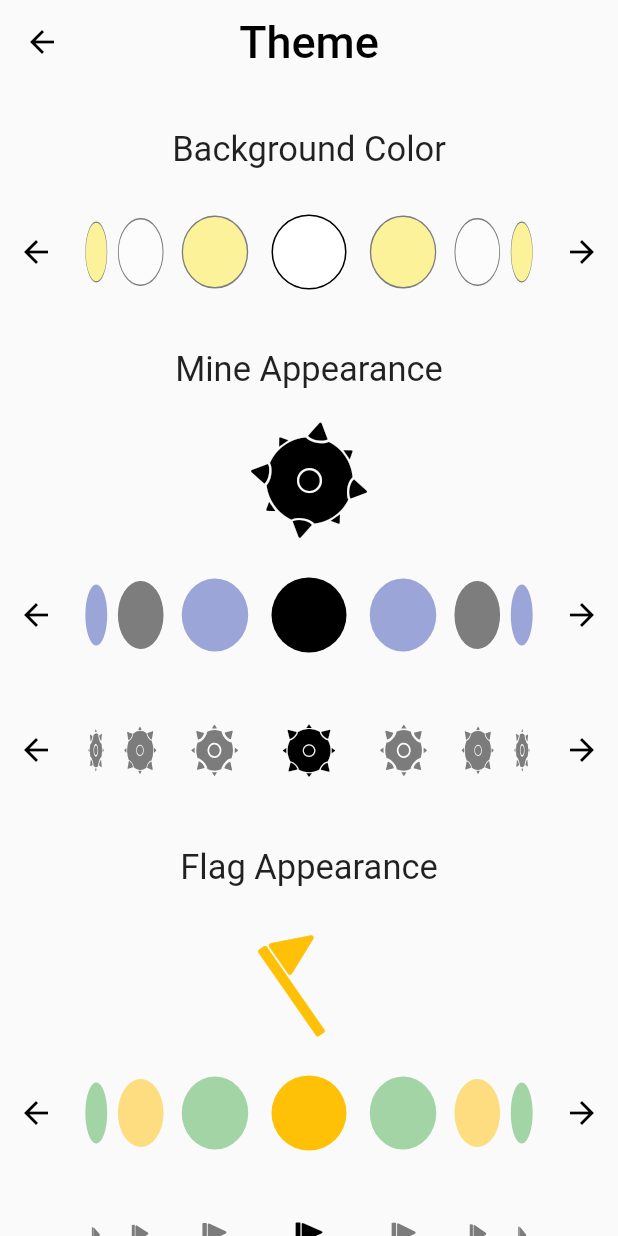
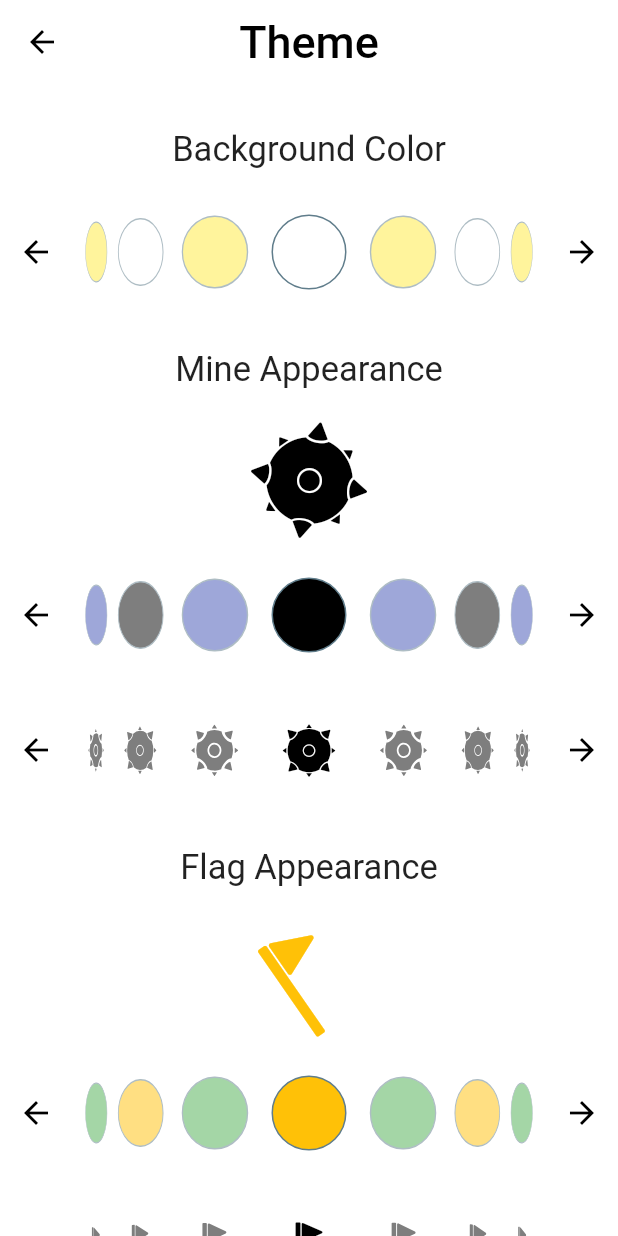
Before and after one commit to hman-coder/flutter_minesweeper, a Flutter app: the MainMenuUI screen opened by its route, after a tap on "Theme", on a phone screen of 412 x 824 dp. Run offline on Flutter 3.47's test engine with Material 2 defaults, Android fonts, the phone set to English and light mode, and no system bars; our stand-ins replace audioplayers, equatable, flutter_bloc, google_fonts, sqflite; accounts and stored records are empty; generated files the repository leaves out were written again; Roboto replaces fonts that are missing (Electrolize).

Commit message:
MinesweeperTheme feature done + improvements.
MinesweeperTheme feature:
* Finished migrating MinesweeperThemeBloc from Cubit to Bloc.
* themes.dart changed from a barrel to a 1-method file.
* Adjusted themes_ui.dart according to changes in bloc.

equatable implementation:
* Implemented equatables in states, events, and minseweeper_theme.dart.

bloc_observer.dart:
* Created bloc_observer.dart.

colors.dart:
* Removed isDark Color extension .
* Made kcDarkBackgroundColors public instead of package-private

main.dart:
* Accommodated previous changes.

```diff
--- a/lib/bloc/minesweeper_theme/minesweeper_theme_event.dart
+++ b/lib/bloc/minesweeper_theme/minesweeper_theme_event.dart
@@ -1,19 +1,26 @@
+import 'package:equatable/equatable.dart';
 import 'package:flutter/material.dart';
 import 'package:minesweeper_flutter/model/minesweeper_theme.dart';
 
-abstract class MinesweeperThemeEvent {}
+abstract class MinesweeperThemeEvent implements Equatable {
+  bool get stringify => true;
+}
 
 class ReloadEvent extends MinesweeperThemeEvent {
-
+  @override
+  List<Object?> get props => [];
 }
 
 class BackgroundColorChangeEvent extends MinesweeperThemeEvent {
   final Color color;
 
   BackgroundColorChangeEvent(this.color);
+
+  @override
+  List<Object?> get props => [color];
 }
 
-class FlagThemeChangeEvent extends MinesweeperThemeEvent{
+class FlagThemeChangeEvent extends MinesweeperThemeEvent {
   final Color? color;
 
   final IconData? icon;
@@ -21,9 +28,12 @@ class FlagThemeChangeEvent extends MinesweeperThemeEvent{
   FlagThemeChangeEvent({this.color, this.icon})
       : assert(color != null || icon != null,
             "You must provide either a color or an icon in a theme change event");
+
+  @override
+  List<Object?> get props => [color, icon];
 }
 
-class MineThemeChangeEvent extends MinesweeperThemeEvent{
+class MineThemeChangeEvent extends MinesweeperThemeEvent {
   final Color? color;
 
   final IconData? icon;
@@ -31,9 +41,12 @@ class MineThemeChangeEvent extends MinesweeperThemeEvent{
   MineThemeChangeEvent({this.color, this.icon})
       : assert(color != null || icon != null,
             "You must provide either a color or an icon in a theme change event");
+
+  @override
+  List<Object?> get props => [color, icon];
 }
 
-class TileThemeChangeEvent extends MinesweeperThemeEvent{
+class TileThemeChangeEvent extends MinesweeperThemeEvent {
   final Color? color;
 
   final IconData? icon;
@@ -41,6 +54,9 @@ class TileThemeChangeEvent extends MinesweeperThemeEvent{
   TileThemeChangeEvent({this.color, this.icon})
       : assert(color != null || icon != null,
             "You must provide either a color or an icon in a theme change event");
+
+  @override
+  List<Object?> get props => [color, icon];
 }
 
 class TileAnimationChangeEvent extends MinesweeperThemeEvent {
@@ -48,4 +64,6 @@ class TileAnimationChangeEvent extends MinesweeperThemeEvent {
 
   TileAnimationChangeEvent(this.animation);
 
+  @override
+  List<Object?> get props => [animation];
 }
--- a/lib/bloc/minesweeper_theme/minesweeper_theme_state.dart
+++ b/lib/bloc/minesweeper_theme/minesweeper_theme_state.dart
@@ -1,36 +1,72 @@
+import 'package:equatable/equatable.dart';
 import 'package:flutter/painting.dart';
 import 'package:minesweeper_flutter/model/minesweeper_theme.dart';
 
-abstract class MinesweeperThemeState {}
+abstract class MinesweeperThemeState extends Equatable {
+}
 
 class InitialState extends MinesweeperThemeState {
   final MinesweeperTheme theme;
 
   InitialState() : this.theme= MinesweeperTheme.initial();
+
+  @override
+  List<Object?> get props => [theme];
 }
 
-class BackgroundColorChangeState extends MinesweeperThemeState {
+class ThemeReloadedState extends MinesweeperThemeState{
+  final MinesweeperTheme theme;
+
+  ThemeReloadedState(this.theme);
+
+  @override
+  List<Object?> get props => [theme];
+}
+
+class BackgroundColorUpdatedState extends MinesweeperThemeState {
   final Color color;
 
-  BackgroundColorChangeState(this.color);
+  BackgroundColorUpdatedState(this.color);
+
+  @override
+  List<Object?> get props => [color];
 }
 
-class MineThemeChangedState extends MinesweeperThemeState {
+class MineThemeUpdatedState extends MinesweeperThemeState {
   final MinesweeperElementTheme mineTheme;
 
-  MineThemeChangedState(this.mineTheme);
+  MineThemeUpdatedState(this.mineTheme);
+
+  @override
+  List<Object?> get props => [mineTheme];
 }
 
-class FlagThemeChangedState extends MinesweeperThemeState {
+class FlagThemeUpdatedState extends MinesweeperThemeState {
   final MinesweeperElementTheme flagTheme;
 
-  FlagThemeChangedState(this.flagTheme);
+  FlagThemeUpdatedState(this.flagTheme);
+
+  @override
+  List<Object?> get props => [flagTheme];
 }
 
-class TileThemeChangedState extends MinesweeperThemeState {
+class TileThemeUpdatedState extends MinesweeperThemeState {
   final MinesweeperElementTheme tileTheme;
 
-  TileThemeChangedState(this.tileTheme);
+  TileThemeUpdatedState(this.tileTheme);
+
+  @override
+  List<Object?> get props => [tileTheme];
+}
+
+class TileAnimationUpdatedState extends MinesweeperThemeState {
+  final TileAnimation animation;
+
+  TileAnimationUpdatedState(this.animation);
+
+  @override
+  List<Object?> get props => [animation];
+
 }
 
 class MinesweeperThemeUpdatedState extends MinesweeperThemeState {
@@ -38,4 +74,15 @@ class MinesweeperThemeUpdatedState extends MinesweeperThemeState {
 
   MinesweeperThemeUpdatedState(this.theme);
 
+  @override
+  List<Object?> get props => [theme];
 }
+
+class ErrorState extends MinesweeperThemeState {
+  final String message;
+
+  ErrorState(this.message);
+
+  @override
+  List<Object?> get props => [message];
+}
--- a/lib/model/minesweeper_theme.dart
+++ b/lib/model/minesweeper_theme.dart
@@ -1,3 +1,4 @@
+import 'package:equatable/equatable.dart';
 import 'package:flutter/material.dart';
 import 'package:minesweeper_flutter/presentation/icons/minesweeper_icons.dart';
 import 'package:minesweeper_flutter/config/themes.dart';
@@ -5,7 +6,7 @@ import 'package:minesweeper_flutter/constants/colors.dart';
 import 'package:minesweeper_flutter/constants/db_keys.dart';
 import 'package:minesweeper_flutter/helpers/db_values_converters.dart';
 
-class MinesweeperTheme {
+class MinesweeperTheme extends Equatable {
   final ThemeData appTheme;
 
   final MinesweeperElementTheme flagTheme;
@@ -19,16 +20,17 @@ class MinesweeperTheme {
   final TileAnimation tileAnimation;
 
   MinesweeperTheme({
-    required this.appTheme,
+    ThemeData? appTheme,
     required this.flagTheme,
     required this.mineTheme,
     required this.tileTheme,
     required this.backgroundColor,
     required this.tileAnimation,
-  });
+  }) : this.appTheme =
+            appTheme ?? themeOfBackgroundColor(backgroundColor);
 
   MinesweeperTheme.initial()
-      : this.appTheme = lightThemeData,
+      : this.appTheme = themeOfBackgroundColor(kcBackgroundWhiteColor),
         this.flagTheme = MinesweeperElementTheme(
           color: kcElementLightAmber,
           icon: MinesweeperIcons.flag,
@@ -47,9 +49,8 @@ class MinesweeperTheme {
   MinesweeperTheme.fromMap(Map<String, dynamic> map)
       : this.tileAnimation = (map[kkAnimationKey] as String).toTileAnimation(),
         this.backgroundColor = (map[kkBackgroundColorKey] as int).toColor(),
-        this.appTheme = (map[kkBackgroundColorKey] as int).toColor().isDark
-            ? darkThemeData
-            : lightThemeData,
+        this.appTheme = themeOfBackgroundColor(
+            (map[kkBackgroundColorKey] as int).toColor()),
         this.flagTheme = MinesweeperElementTheme(
             color: (map[kkFlagColorKey] as int).toColor(),
             icon: (map[kkFlagIconKey] as String).toMinesweeperIcon()),
@@ -72,9 +73,38 @@ class MinesweeperTheme {
     map[kkTileIconKey] = this.tileTheme.icon.toDatabaseString();
     return map;
   }
+
+  MinesweeperTheme copyWith({
+    ThemeData? appTheme,
+    Color? backgroundColor,
+    TileAnimation? tileAnimation,
+    MinesweeperElementTheme? mineTheme,
+    MinesweeperElementTheme? flagTheme,
+    MinesweeperElementTheme? tileTheme,
+  }) {
+    var ret = MinesweeperTheme(
+      appTheme: appTheme,
+      flagTheme: flagTheme ?? this.flagTheme,
+      mineTheme: mineTheme ?? this.mineTheme,
+      tileTheme: tileTheme ?? this.tileTheme,
+      backgroundColor: backgroundColor ?? this.backgroundColor,
+      tileAnimation: tileAnimation ?? this.tileAnimation,
+    );
+    return ret;
+  }
+
+  @override
+  List<Object?> get props => [
+        appTheme,
+        flagTheme,
+        mineTheme,
+        tileTheme,
+        backgroundColor,
+        tileAnimation
+      ];
 }
 
-class MinesweeperElementTheme {
+class MinesweeperElementTheme extends Equatable {
   final Color color;
 
   final IconData icon;
@@ -82,8 +112,12 @@ class MinesweeperElementTheme {
   const MinesweeperElementTheme({required this.color, required this.icon});
 
   MinesweeperElementTheme copyWith({Color? color, IconData? icon}) {
-    return MinesweeperElementTheme(color: color ?? this.color, icon: icon?? this.icon);
+    return MinesweeperElementTheme(
+        color: color ?? this.color, icon: icon ?? this.icon);
   }
+
+  @override
+  List<Object?> get props => [color, icon];
 }
 
 enum TileAnimation { normal }
--- a/lib/presentation/ui/themes_ui.dart
+++ b/lib/presentation/ui/themes_ui.dart
@@ -6,6 +6,7 @@ import 'package:minesweeper_flutter/bloc/unlocked_features_bloc.dart';
 import 'package:minesweeper_flutter/helpers/math.dart';
 import 'package:minesweeper_flutter/presentation/animations/rocking_animation.dart';
 import 'package:flutter_bloc/flutter_bloc.dart';
+import 'package:minesweeper_flutter/presentation/widgets/color_widget.dart';
 import 'package:minesweeper_flutter/presentation/widgets/spacers.dart';
 import 'package:minesweeper_flutter/presentation/widgets/spinner.dart';
 import 'package:minesweeper_flutter/presentation/widgets/text_widget.dart';
@@ -48,25 +49,14 @@ class ThemesUI extends StatelessWidget {
     return SizedBox(
       height: 70,
       child: BlocBuilder<MinesweeperThemeBloc, MinesweeperThemeState>(
-          buildWhen: (prev, current) =>
-              current is BackgroundColorChangeState || current is InitialState,
+          buildWhen: (prev, cur) =>
+              cur is BackgroundColorUpdatedState || cur is InitialState || cur is ThemeReloadedState,
           builder: (context, state) {
-            var color;
-            if (state is BackgroundColorChangeState)
-              color = state.color;
-            else if (state is InitialState) color = state.theme.backgroundColor;
+            var color = context.read<MinesweeperThemeBloc>().currentTheme.backgroundColor;
             return Spinner<Color>(
               values:
                   context.watch<UnlockedFeaturesBloc>().state.backgroundColors,
-              itemBuilder: (element) => Container(
-                width: 50,
-                height: 50,
-                decoration: BoxDecoration(
-                  border: Border.all(color: Colors.black, width: 1),
-                  color: element,
-                  borderRadius: BorderRadius.circular(100),
-                ),
-              ),
+              itemBuilder: (item) => ColorWidget(item),
               onValueChanged: (value) => context
                   .read<MinesweeperThemeBloc>()
                   .add(BackgroundColorChangeEvent(value)),
@@ -78,11 +68,9 @@ class ThemesUI extends StatelessWidget {
 
   Widget _buildMineModifier(BuildContext context) {
     return BlocBuilder<MinesweeperThemeBloc, MinesweeperThemeState>(
-        buildWhen: (prev, cur) => cur is MineThemeChangedState || cur is InitialState,
+        buildWhen: (prev, cur) => cur is MineThemeUpdatedState || cur is InitialState || cur is ThemeReloadedState,
         builder: (context, state) {
-          var mineTheme;
-          if(state is MineThemeChangedState) mineTheme = state.mineTheme;
-          else if (state is InitialState) mineTheme = state.theme.mineTheme;
+          var mineTheme = context.read<MinesweeperThemeBloc>().currentTheme.mineTheme;
 
           return ThemeModifier(
             title: TextWidget(
@@ -105,11 +93,9 @@ class ThemesUI extends StatelessWidget {
 
   Widget _buildFlagModifier(BuildContext context) {
     return BlocBuilder<MinesweeperThemeBloc, MinesweeperThemeState>(
-      buildWhen: (prev, cur) => cur is FlagThemeChangedState || cur is InitialState,
+      buildWhen: (prev, cur) => cur is FlagThemeUpdatedState || cur is InitialState || cur is ThemeReloadedState,
       builder: (context, state) {
-        var flagTheme;
-        if (state is InitialState) flagTheme = state.theme.flagTheme;
-        else if (state is FlagThemeChangedState) flagTheme = state.flagTheme;
+        var flagTheme = context.read<MinesweeperThemeBloc>().currentTheme.flagTheme;
         return ThemeModifier(
           title: TextWidget(
             data: context.localization().flagAppearance,
@@ -200,14 +186,7 @@ class ThemeModifier extends StatelessWidget {
     return SizedBox(
       height: 70,
       child: Spinner<Color>(
-        itemBuilder: (item) => Container(
-          width: 50,
-          height: 50,
-          decoration: BoxDecoration(
-            borderRadius: BorderRadius.circular(100),
-            color: item,
-          ),
-        ),
+        itemBuilder: (color) => ColorWidget(color),
         onValueChanged: onColorChanged,
         value: color,
         values: colors,
--- /dev/null
+++ b/lib/presentation/widgets/color_widget.dart
@@ -0,0 +1,24 @@
+import 'package:flutter/material.dart';
+import 'package:minesweeper_flutter/constants/colors.dart';
+
+/// A widget that showcases a color.
+class ColorWidget extends StatelessWidget {
+  final Color color;
+
+  final double size;
+
+  const ColorWidget(this.color, {this.size = 50, Key? key }) : super(key: key);
+
+  @override
+  Widget build(BuildContext context) {
+    return Container(
+      width: 50,
+      height: 50,
+      decoration: BoxDecoration(
+        color: color,
+        borderRadius: BorderRadius.circular(100),
+        border: Border.all(color: kcBlueGreyColor)
+      ),
+    );
+  }
+}
--- a/lib/presentation/widgets/flag_icon_widget.dart
+++ b/lib/presentation/widgets/flag_icon_widget.dart
@@ -23,11 +23,9 @@ class FlagIcon extends StatelessWidget {
     return Transform.translate(
       offset: Offset(xOffset, 0),
       child: BlocBuilder<MinesweeperThemeBloc, MinesweeperThemeState>(
-        buildWhen: (prev, cur) => cur is FlagThemeChangedState || cur is InitialState,
+        buildWhen: _blocRebuildCondition,
         builder: (context, state) {
-          var flagTheme;
-          if(state is InitialState) flagTheme = state.theme.flagTheme;
-          else if (state is FlagThemeChangedState) flagTheme = state.flagTheme;
+          var flagTheme = context.read<MinesweeperThemeBloc>().currentTheme.flagTheme;
           return Icon(
             flagTheme.icon,
             size: size,
@@ -37,4 +35,8 @@ class FlagIcon extends StatelessWidget {
       ),
     );
   }
+
+  bool _blocRebuildCondition(prev, cur) {
+    return cur is FlagThemeUpdatedState || cur is InitialState || cur is ThemeReloadedState;
+  }
 }
--- a/lib/presentation/widgets/mine_icon_widget.dart
+++ b/lib/presentation/widgets/mine_icon_widget.dart
@@ -19,11 +19,9 @@ class MineIcon extends StatelessWidget {
   @override
   Widget build(BuildContext context) {
     return BlocBuilder<MinesweeperThemeBloc, MinesweeperThemeState>(
-      buildWhen: (previous, current) => current is MineThemeChangedState || current is InitialState,
+      buildWhen: _blocRebuildCondition,
       builder: (context, state) {
-        var mineTheme;
-        if(state is InitialState) mineTheme = state.theme.mineTheme;
-        else if (state is MineThemeChangedState) mineTheme = state.mineTheme;
+        var mineTheme = context.read<MinesweeperThemeBloc>().currentTheme.mineTheme;
         return Icon(
         mineTheme.icon,
         size: size,
@@ -32,4 +30,8 @@ class MineIcon extends StatelessWidget {
       }
     );
   }
+
+  bool _blocRebuildCondition(previous, current) {
+    return current is MineThemeUpdatedState || current is InitialState || current is ThemeReloadedState;
+  }
 }
```
Also changed, not shown: lib/bloc/bloc_observer.dart (added, +42 -0 lines), lib/bloc/minesweeper_theme/minesweeper_theme_bloc.dart (+68 -23 lines), lib/config/themes.dart (+12 -2 lines), lib/constants/colors.dart (+1 -8 lines), lib/main.dart (+6 -9 lines).
